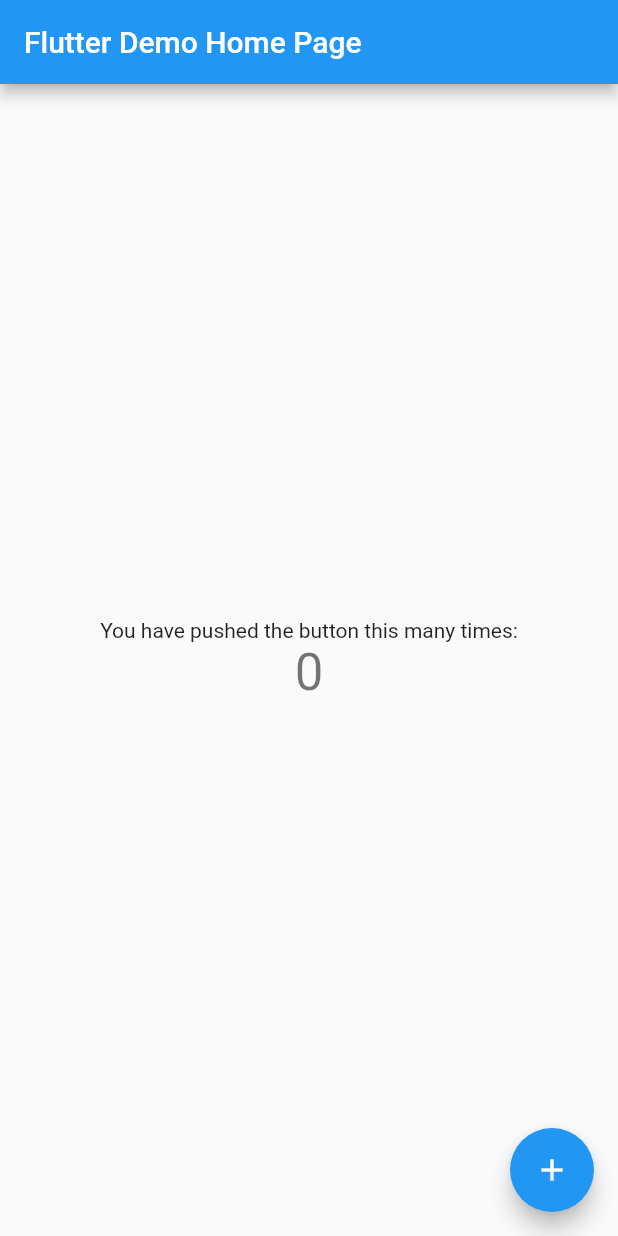
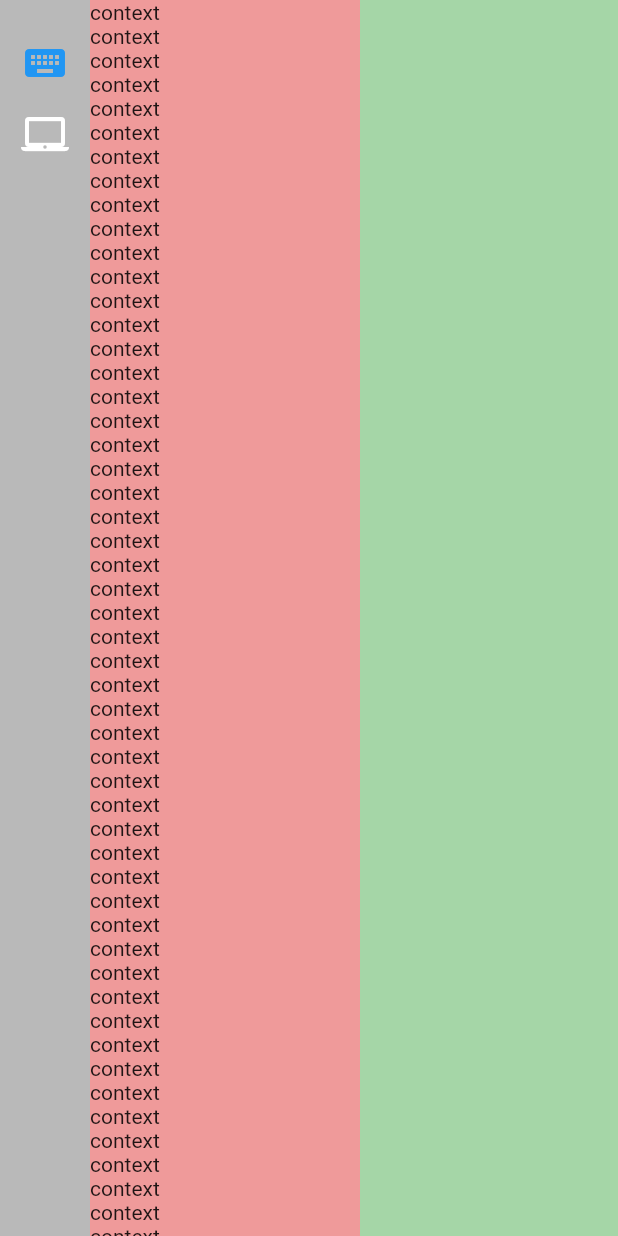
Before and after one commit to seansy2022/easytool, a Flutter app: the screen it shows after launch, on a phone screen of 412 x 824 dp. Run offline on Flutter 3.47's test engine with Material 2 defaults, Android fonts, the light colour scheme and no system bars.

Commit message:
feat：搭建框架

```diff
--- /dev/null
+++ b/lib/compent/home_compent/home_main_select.dart
@@ -0,0 +1,29 @@
+import 'package:flutter/material.dart';
+
+class HomeMainSelect extends StatelessWidget {
+  const HomeMainSelect({Key? key}) : super(key: key);
+
+  @override
+  Widget build(BuildContext context) {
+    return Container(
+      padding: const EdgeInsets.only(top: 18.0, bottom: 18.0),
+      color: Colors.black26,
+      child: Column(children: [
+        IconButton(
+            onPressed: () {},
+            icon: Icon(
+              Icons.keyboard,
+              size: 32,
+              color: Theme.of(context).primaryColor,
+            )),
+        IconButton(
+            onPressed: () {},
+            icon: Icon(
+              Icons.laptop_mac,
+              size: 32,
+              color: Theme.of(context).cardColor,
+            )),
+      ]),
+    );
+  }
+}
--- /dev/null
+++ b/lib/compent/home_compent/home_select_option.dart
@@ -0,0 +1,19 @@
+import 'package:flutter/material.dart';
+import 'package:flutter/src/foundation/key.dart';
+import 'package:flutter/src/widgets/framework.dart';
+
+class HomeSelectOption extends StatelessWidget {
+  const HomeSelectOption({Key? key}) : super(key: key);
+
+  @override
+  Widget build(BuildContext context) {
+    return Container(
+      child: ListView.builder(
+        itemBuilder: (BuildContext context, int index) {
+          return Text("context");
+        },
+        itemCount: 100,
+      ),
+    );
+  }
+}
--- a/lib/main.dart
+++ b/lib/main.dart
@@ -1,115 +1,6 @@
+import 'package:easytool/page/main_page.dart';
 import 'package:flutter/material.dart';
 
 void main() {
-  runApp(const MyApp());
+  runApp(MaterialApp(home: MainPage()));
 }
-
-class MyApp extends StatelessWidget {
-  const MyApp({Key? key}) : super(key: key);
-
-  // This widget is the root of your application.
-  @override
-  Widget build(BuildContext context) {
-    return MaterialApp(
-      title: 'Flutter Demo',
-      theme: ThemeData(
-        // This is the theme of your application.
-        //
-        // Try running your application with "flutter run". You'll see the
-        // application has a blue toolbar. Then, without quitting the app, try
-        // changing the primarySwatch below to Colors.green and then invoke
-        // "hot reload" (press "r" in the console where you ran "flutter run",
-        // or simply save your changes to "hot reload" in a Flutter IDE).
-        // Notice that the counter didn't reset back to zero; the application
-        // is not restarted.
-        primarySwatch: Colors.blue,
-      ),
-      home: const MyHomePage(title: 'Flutter Demo Home Page'),
-    );
-  }
-}
-
-class MyHomePage extends StatefulWidget {
-  const MyHomePage({Key? key, required this.title}) : super(key: key);
-
-  // This widget is the home page of your application. It is stateful, meaning
-  // that it has a State object (defined below) that contains fields that affect
-  // how it looks.
-
-  // This class is the configuration for the state. It holds the values (in this
-  // case the title) provided by the parent (in this case the App widget) and
-  // used by the build method of the State. Fields in a Widget subclass are
-  // always marked "final".
-
-  final String title;
-
-  @override
-  State<MyHomePage> createState() => _MyHomePageState();
-}
-
-class _MyHomePageState extends State<MyHomePage> {
-  int _counter = 0;
-
-  void _incrementCounter() {
-    setState(() {
-      // This call to setState tells the Flutter framework that something has
-      // changed in this State, which causes it to rerun the build method below
-      // so that the display can reflect the updated values. If we changed
-      // _counter without calling setState(), then the build method would not be
-      // called again, and so nothing would appear to happen.
-      _counter++;
-    });
-  }
-
-  @override
-  Widget build(BuildContext context) {
-    // This method is rerun every time setState is called, for instance as done
-    // by the _incrementCounter method above.
-    //
-    // The Flutter framework has been optimized to make rerunning build methods
-    // fast, so that you can just rebuild anything that needs updating rather
-    // than having to individually change instances of widgets.
-    return Scaffold(
-      appBar: AppBar(
-        // Here we take the value from the MyHomePage object that was created by
-        // the App.build method, and use it to set our appbar title.
-        title: Text(widget.title),
-      ),
-      body: Center(
-        // Center is a layout widget. It takes a single child and positions it
-        // in the middle of the parent.
-        child: Column(
-          // Column is also a layout widget. It takes a list of children and
-          // arranges them vertically. By default, it sizes itself to fit its
-          // children horizontally, and tries to be as tall as its parent.
-          //
-          // Invoke "debug painting" (press "p" in the console, choose the
-          // "Toggle Debug Paint" action from the Flutter Inspector in Android
-          // Studio, or the "Toggle Debug Paint" command in Visual Studio Code)
-          // to see the wireframe for each widget.
-          //
-          // Column has various properties to control how it sizes itself and
-          // how it positions its children. Here we use mainAxisAlignment to
-          // center the children vertically; the main axis here is the vertical
-          // axis because Columns are vertical (the cross axis would be
-          // horizontal).
-          mainAxisAlignment: MainAxisAlignment.center,
-          children: <Widget>[
-            const Text(
-              'You have pushed the button this many times:',
-            ),
-            Text(
-              '$_counter',
-              style: Theme.of(context).textTheme.headline4,
-            ),
-          ],
-        ),
-      ),
-      floatingActionButton: FloatingActionButton(
-        onPressed: _incrementCounter,
-        tooltip: 'Increment',
-        child: const Icon(Icons.add),
-      ), // This trailing comma makes auto-formatting nicer for build methods.
-    );
-  }
-}
--- /dev/null
+++ b/lib/page/main_page.dart
@@ -0,0 +1,34 @@
+import 'package:easytool/compent/home_compent/home_main_select.dart';
+import 'package:easytool/compent/home_compent/home_select_option.dart';
+import 'package:flutter/material.dart';
+
+class MainPage extends StatelessWidget {
+  const MainPage({Key? key}) : super(key: key);
+
+  @override
+  Widget build(BuildContext context) {
+    return Scaffold(
+      body: Row(
+        children: [
+          // Text("data")
+          SizedBox(
+            width: 60,
+            child: HomeMainSelect(),
+          ),
+          SizedBox(
+            width: 180,
+            child: Container(
+              child: HomeSelectOption(),
+              color: Colors.red[200],
+            ),
+          ),
+          Expanded(
+            child: Container(
+              color: Colors.green[200],
+            ),
+          ),
+        ],
+      ),
+    );
+  }
+}
```
Also changed, not shown: pubspec.yaml (+8 -2 lines), lib/compent/home_compent/home_detail.dart (added), pubspec.lock (added), 20 other files.
